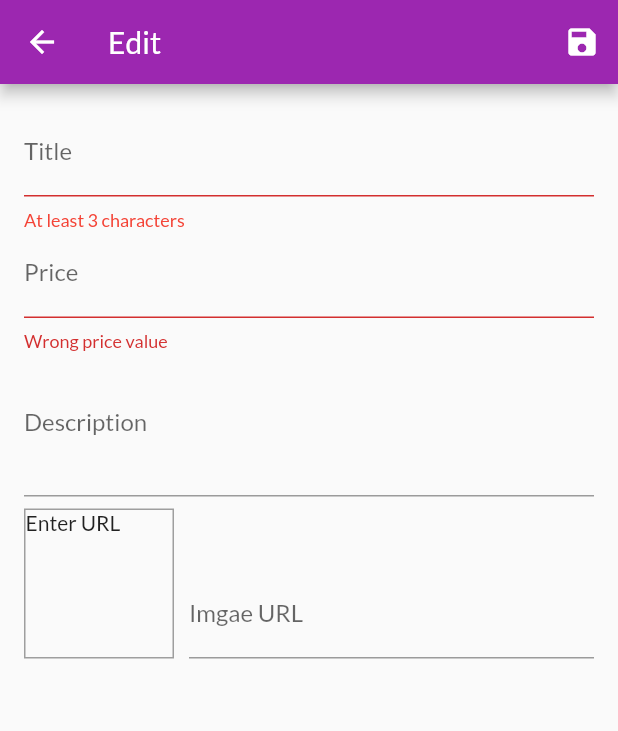
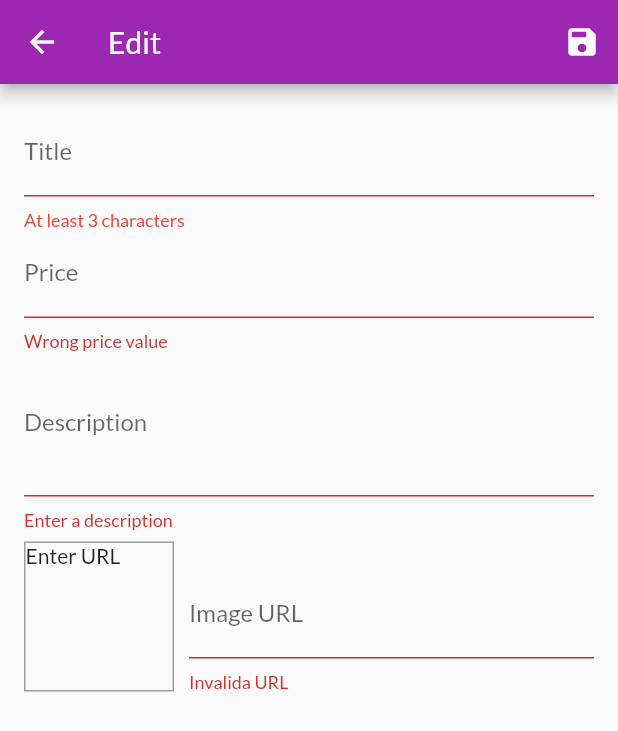
Before and after one commit to perettigiuliano/myshop2, a Flutter app: the EditProductsScreen screen opened by its route, after a tap on the "save" icon, on a phone screen of 412 x 824 dp. Shown: the top 731 px of the screen. Run offline on Flutter 3.47's test engine with Material 2 defaults, Android fonts, the light colour scheme and no system bars; network calls fail.

Commit message:
Capitolo 228

```diff
--- a/lib/screens/edit_products_screen.dart
+++ b/lib/screens/edit_products_screen.dart
@@ -32,8 +32,10 @@ class _EditProductsScreenState extends State<EditProductsScreen> {
   }
 
   void _updateImageURL() {
-    if (!_imageURLFocusNode.hasFocus) {
-      setState(() {});
+    if (!_imageURLFocusNode.hasFocus && (_imageURLController.text.length > 0)) {
+      if (_form.currentState.validate()) {
+        setState(() {});
+      }
     }
   }
 
@@ -121,6 +123,13 @@ class _EditProductsScreenState extends State<EditProductsScreen> {
                 maxLines: 3,
                 keyboardType: TextInputType.multiline,
                 // focusNode: _descriptionFocusNode,
+                validator: (value) {
+                  return value.isEmpty
+                      ? "Enter a description"
+                      : value.length > 10
+                          ? null
+                          : "Minimum length 10 characters";
+                },
                 onSaved: (newValue) {
                   _newProd = Product(
                       title: _newProd.title,
@@ -152,7 +161,7 @@ class _EditProductsScreenState extends State<EditProductsScreen> {
                   ),
                   Expanded(
                     child: TextFormField(
-                      decoration: InputDecoration(labelText: "Imgae URL"),
+                      decoration: InputDecoration(labelText: "Image URL"),
                       keyboardType: TextInputType.url,
                       textInputAction: TextInputAction.done,
                       controller: _imageURLController,
@@ -162,6 +171,19 @@ class _EditProductsScreenState extends State<EditProductsScreen> {
                       focusNode: _imageURLFocusNode,
                       onFieldSubmitted: (value) {
                         _saveForm();
+                      },
+                      validator: (value) {
+                        RegExp regExp = RegExp(
+                            r"(http|ftp|https)://[\w-]+(\.[\w-]+)+([\w.,@?^=%&amp;:/~+#-]*[\w@?^=%&amp;/~+#-])?");
+                        if (!regExp.hasMatch(value)) {
+                          return "Invalida URL";
+                        }
+                        if (!value.toUpperCase().endsWith("JPG") &&
+                            !value.toUpperCase().endsWith("PNG") &&
+                            !value.toUpperCase().endsWith("JPEG")) {
+                          return "Must be an image";
+                        }
+                        return null;
                       },
                       onSaved: (newValue) {
                         _newProd = Product(
```
